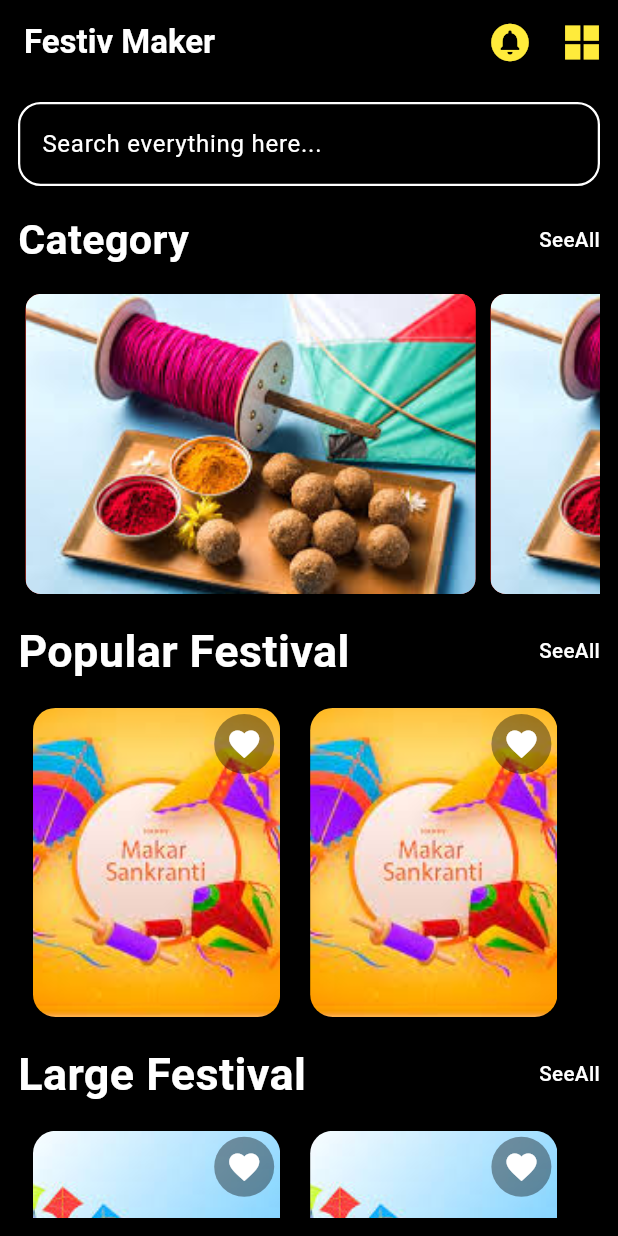
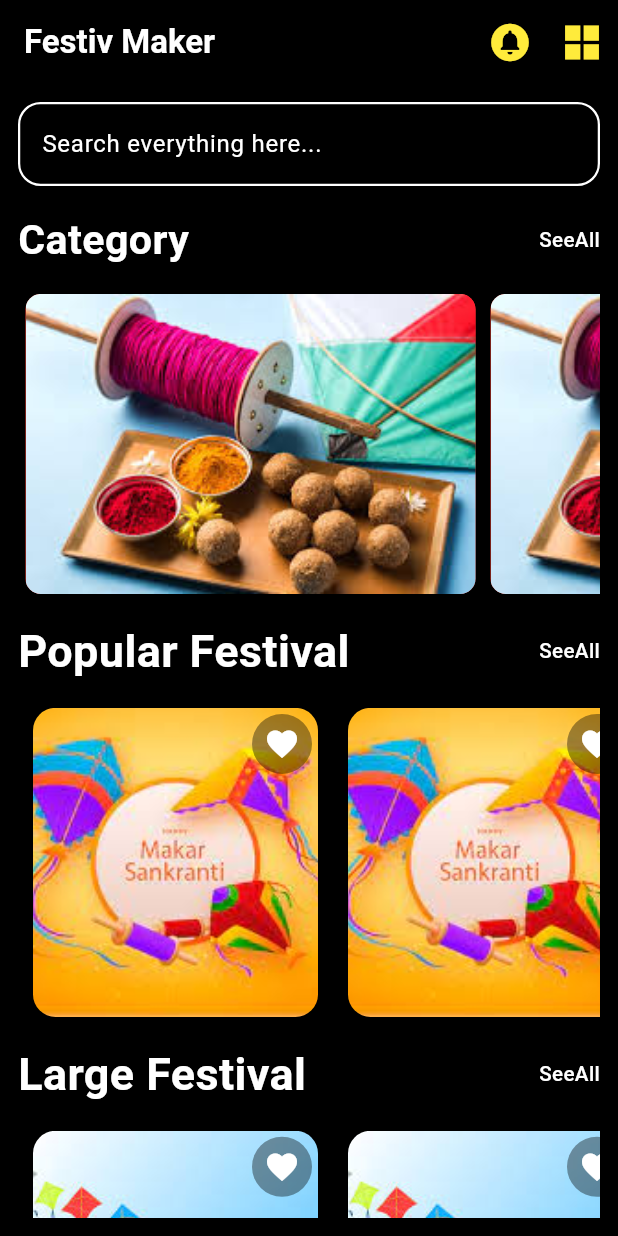
Before and after one commit to priyamtripathiii03/festival_app, a Flutter app: the screen it shows after launch, on a phone screen of 412 x 824 dp. Run offline on Flutter 3.47's test engine with Material 3 defaults, Android fonts, the phone set to English and light mode, and no system bars; our stand-ins replace google_fonts; missing offline and left inert: glowy_borders.

Commit message:
15-09-2024

```diff
--- a/lib/home_page.dart
+++ b/lib/home_page.dart
@@ -148,7 +148,7 @@
                         children: [
                           Container(
                             height: h * 0.250,
-                            width: w * 0.400,
+                            width: 190,
                             margin: EdgeInsets.only(left: 10, right: 10),
                             decoration: BoxDecoration(
                                 borderRadius: BorderRadius.circular(15),
@@ -202,7 +202,7 @@
                         children: [
                           Container(
                             height: h * 0.250,
-                            width: w * 0.400,
+                            width: 190,
                             margin: EdgeInsets.only(left: 10, right: 10),
                             decoration: BoxDecoration(
                                 borderRadius: BorderRadius.circular(15),
```
